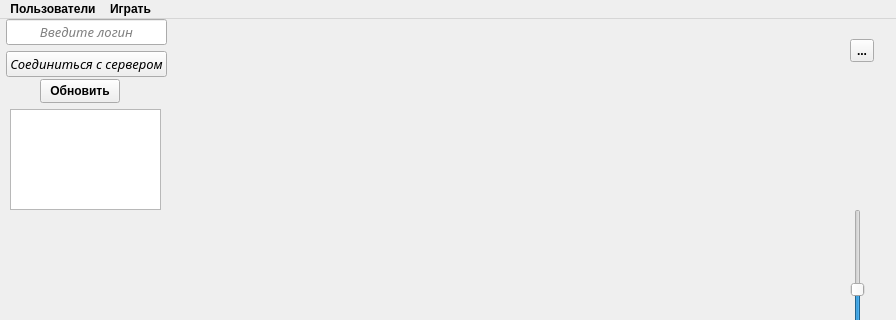
Qt form client/mainwindow.ui (VladZg/Network_Battleship_2vs1) before a commit; both pictures show x 0 to 896 and y 0 to 320 of the 896 by 528 pixel window.
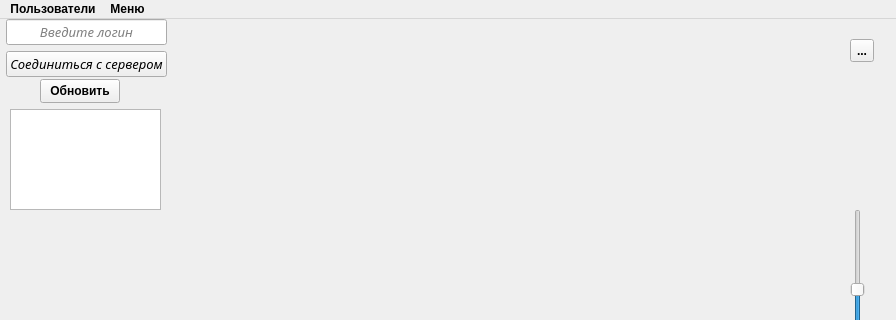
The same form after that commit. Icons and pictures are not drawn.

Patch:
```diff
--- a/client/mainwindow.ui
+++ b/client/mainwindow.ui
@@ -381,13 +381,13 @@
      <string>Пользователи</string>
     </property>
    </widget>
-   <widget class="QMenu" name="readyPlayersList">
+   <widget class="QMenu" name="utilsList">
     <property name="title">
-     <string>Играть</string>
+     <string>Меню</string>
     </property>
    </widget>
    <addaction name="usersList"/>
-   <addaction name="readyPlayersList"/>
+   <addaction name="utilsList"/>
   </widget>
   <widget class="QStatusBar" name="statusbar">
    <property name="font">
```
Left out of the diff: 6 changed lines with no effect on the pictures.
